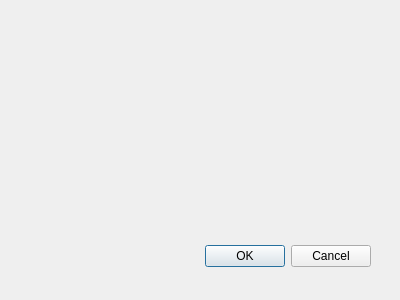
Above: pipeline_planner_dialog_base.ui from SadMol/qgis-pipelineplanner before the change. Below: the same form after it.
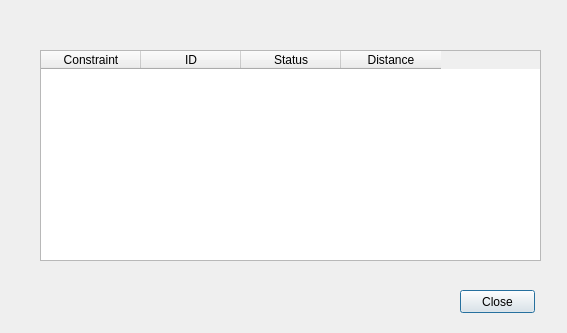
That is the form after the change.

```diff
--- a/pipeline_planner_dialog_base.ui
+++ b/pipeline_planner_dialog_base.ui
@@ -1,31 +1,62 @@
-<ui version="4.0" >
- <class>Pipeline_PlannerDialogBase</class>
- <widget class="QDialog" name="Pipeline_PlannerDialogBase" >
-  <property name="geometry" >
+<?xml version="1.0" encoding="UTF-8"?>
+<ui version="4.0">
+ <class>dlgPipelineDialog</class>
+ <widget class="QDialog" name="dlgPipelineDialog">
+  <property name="geometry">
    <rect>
     <x>0</x>
     <y>0</y>
-    <width>400</width>
-    <height>300</height>
+    <width>567</width>
+    <height>333</height>
    </rect>
   </property>
   <property name="windowTitle" >
    <string>Pipeline Planner</string>
   </property>
-  <widget class="QDialogButtonBox" name="button_box" >
-   <property name="geometry" >
+  <widget class="QTableWidget" name="tblImpacts">
+   <property name="geometry">
     <rect>
-     <x>30</x>
-     <y>240</y>
-     <width>341</width>
-     <height>32</height>
+     <x>40</x>
+     <y>50</y>
+     <width>501</width>
+     <height>211</height>
     </rect>
    </property>
-   <property name="orientation" >
-    <enum>Qt::Horizontal</enum>
+   <property name="alternatingRowColors">
+    <bool>true</bool>
    </property>
-   <property name="standardButtons" >
-    <set>QDialogButtonBox::Cancel|QDialogButtonBox::Ok</set>
+   <column>
+    <property name="text">
+     <string>Constraint</string>
+    </property>
+   </column>
+   <column>
+    <property name="text">
+     <string>ID</string>
+    </property>
+   </column>
+   <column>
+    <property name="text">
+     <string>Status</string>
+    </property>
+   </column>
+   <column>
+    <property name="text">
+     <string>Distance</string>
+    </property>
+   </column>
+  </widget>
+  <widget class="QPushButton" name="btnPush">
+   <property name="geometry">
+    <rect>
+     <x>460</x>
+     <y>290</y>
+     <width>75</width>
+     <height>23</height>
+    </rect>
+   </property>
+   <property name="text">
+    <string>Close</string>
    </property>
   </widget>
  </widget>
```
Left out of the diff: 36 changed lines with no effect on the pictures.
